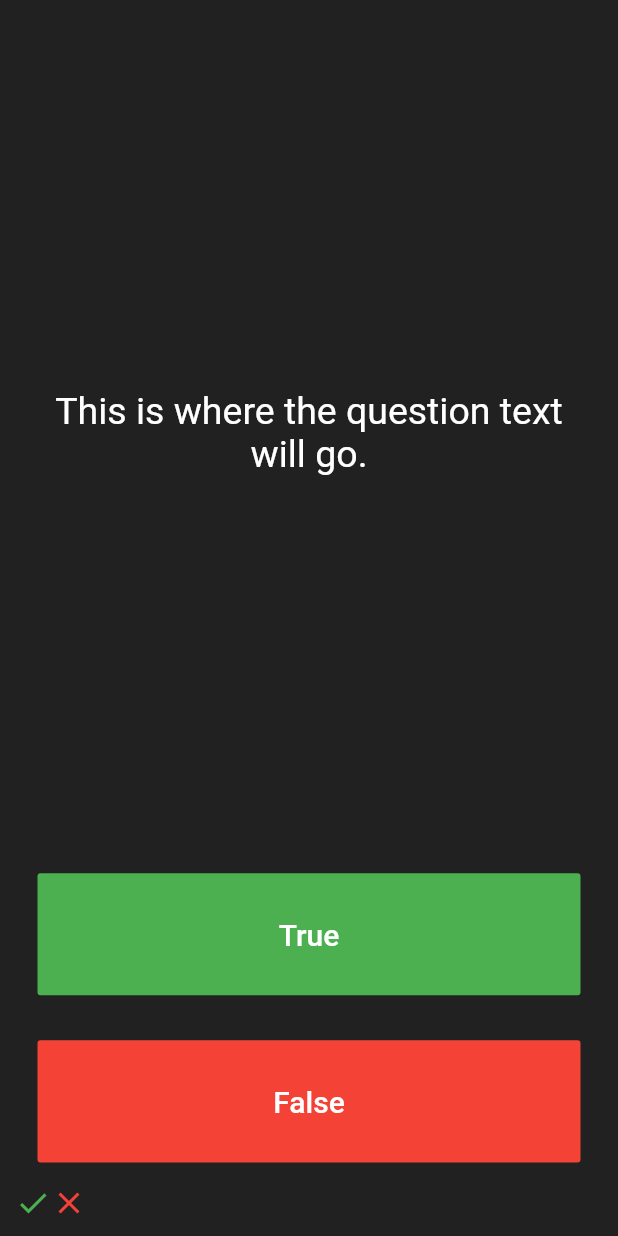
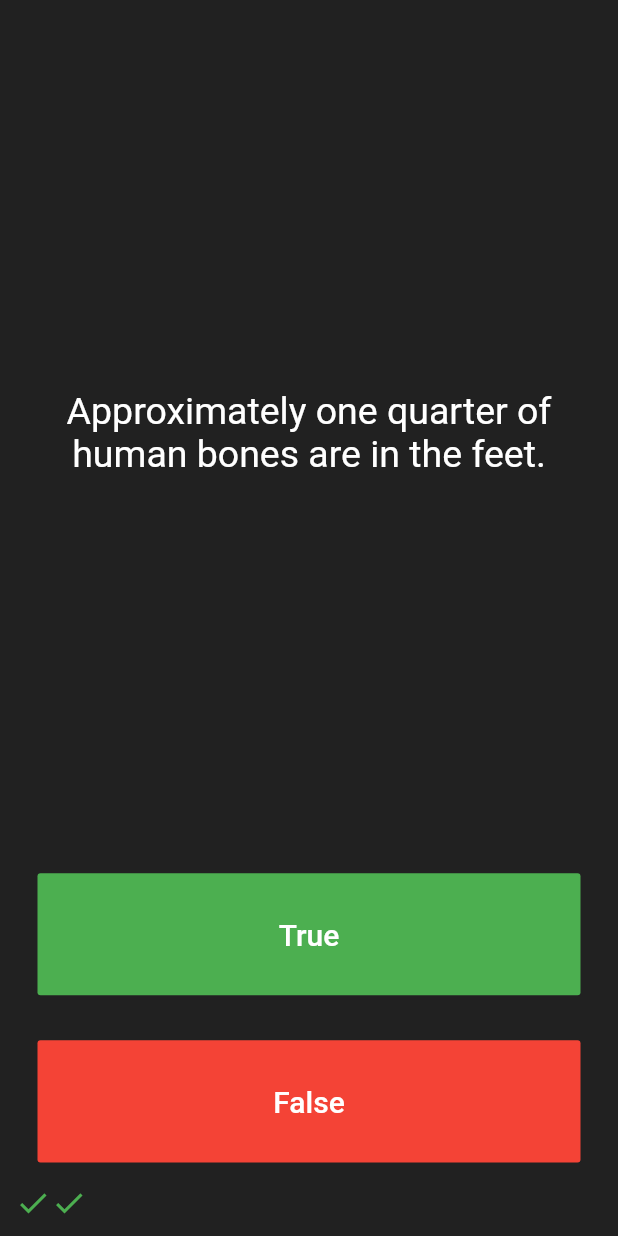
Before and after one commit to Maxondria/quizzler-flutter, a Flutter app: the screen it shows after launch, after a tap on "True", after a tap on "False", on a phone screen of 412 x 824 dp. Run offline on Flutter 3.47's test engine with Material 2 defaults, Android fonts, the phone set to English and light mode, and no system bars; our stand-ins replace rflutter_alert.

Commit message:
separate question business into model and logic and show alert on completion

```diff
--- a/lib/main.dart
+++ b/lib/main.dart
@@ -1,4 +1,6 @@
 import 'package:flutter/material.dart';
+import 'package:quizzler/models/quiz_brain.dart';
+import 'package:rflutter_alert/rflutter_alert.dart';
 
 void main() => runApp(Quizzler());
 
@@ -25,7 +27,53 @@ class QuizPage extends StatefulWidget {
 }
 
 class _QuizPageState extends State<QuizPage> {
+  QuizBrain quizBrain = QuizBrain();
+
   List<Icon> storeKeeper = [];
+
+  void checkAnswer(bool userPickedAnswer) {
+    bool correctAnswer = quizBrain.getQuestionAnswer();
+
+    if (quizBrain.isFinished()) {
+      quizBrain.resetQuiz();
+      setState(() {
+        storeKeeper = [];
+      });
+
+      //show alert
+      Alert(
+        context: context,
+        type: AlertType.info,
+        title: "CONGRATS",
+        desc: "Awesome, You completed the quiz! Let's restart...",
+        buttons: [
+          DialogButton(
+            child: Text(
+              "OKAY",
+              style: TextStyle(color: Colors.white, fontSize: 20),
+            ),
+            onPressed: () => Navigator.pop(context),
+            width: 120,
+          )
+        ],
+      ).show();
+    } else {
+      setState(() {
+        if (userPickedAnswer == correctAnswer)
+          storeKeeper.add(Icon(
+            Icons.check,
+            color: Colors.green,
+          ));
+        else
+          storeKeeper.add(Icon(
+            Icons.close,
+            color: Colors.red,
+          ));
+
+        quizBrain.nextQuestion();
+      });
+    }
+  }
 
   @override
   Widget build(BuildContext context) {
@@ -39,7 +87,7 @@ class _QuizPageState extends State<QuizPage> {
             padding: EdgeInsets.all(10.0),
             child: Center(
               child: Text(
-                'This is where the question text will go.',
+                quizBrain.getQuestionText(),
                 textAlign: TextAlign.center,
                 style: TextStyle(
                   fontSize: 25.0,
@@ -63,14 +111,7 @@ class _QuizPageState extends State<QuizPage> {
                 ),
               ),
               onPressed: () {
-                setState(() {
-                  storeKeeper.add(
-                    Icon(
-                      Icons.check,
-                      color: Colors.green,
-                    ),
-                  );
-                });
+                checkAnswer(true);
               },
             ),
           ),
@@ -88,14 +129,7 @@ class _QuizPageState extends State<QuizPage> {
                 ),
               ),
               onPressed: () {
-                setState(() {
-                  storeKeeper.add(
-                    Icon(
-                      Icons.close,
-                      color: Colors.red,
-                    ),
-                  );
-                });
+                checkAnswer(false);
               },
             ),
           ),
--- /dev/null
+++ b/lib/models/questions.dart
@@ -0,0 +1,9 @@
+class Question {
+  String questionText;
+  bool questionAnswer;
+
+  Question({String qn, bool ans}) {
+    this.questionText = qn;
+    this.questionAnswer = ans;
+  }
+}
--- /dev/null
+++ b/lib/models/quiz_brain.dart
@@ -0,0 +1,58 @@
+import 'package:quizzler/models/questions.dart';
+
+class QuizBrain {
+  int _questionNumber = 0;
+
+  List<Question> _questionBank = [
+    Question(qn: 'Some cats are actually allergic to humans', ans: true),
+    Question(
+        qn: 'You can lead a cow down stairs but not up stairs.', ans: false),
+    Question(
+        qn: 'Approximately one quarter of human bones are in the feet.',
+        ans: true),
+    Question(qn: 'A slug\'s blood is green.', ans: true),
+    Question(
+        qn: 'Buzz Aldrin\'s mother\'s maiden name was \"Moon\".', ans: true),
+    Question(qn: 'It is illegal to pee in the Ocean in Portugal.', ans: true),
+    Question(
+        qn: 'No piece of square dry paper can be folded in half more than 7 times.',
+        ans: false),
+    Question(
+        qn: 'In London, UK, if you happen to die in the House of Parliament, you are technically entitled to a state funeral, because the building is considered too sacred a place.',
+        ans: true),
+    Question(
+        qn: 'The loudest sound produced by any animal is 188 decibels. That animal is the African Elephant.',
+        ans: false),
+    Question(
+        qn: 'The total surface area of two human lungs is approximately 70 square metres.',
+        ans: true),
+    Question(qn: 'Google was originally called \"Backrub\".', ans: true),
+    Question(
+        qn: 'Chocolate affects a dog\'s heart and nervous system; a few ounces are enough to kill a small dog.',
+        ans: true),
+    Question(
+        qn: 'In West Virginia, USA, if you accidentally hit an animal with your car, you are free to take it home to eat.',
+        ans: true),
+  ];
+
+  void nextQuestion() {
+    if (_questionNumber < _questionBank.length - 1) {
+      _questionNumber++;
+    }
+  }
+
+  bool isFinished() => _questionNumber == _questionBank.length - 1;
+
+  int get currentQn => _questionNumber;
+
+  void resetQuiz() {
+    _questionNumber = 0;
+  }
+
+  List<Question> get questions => this._questionBank;
+
+  String getQuestionText() => this._questionBank[_questionNumber].questionText;
+
+  bool getQuestionAnswer() =>
+      this._questionBank[_questionNumber].questionAnswer;
+}
--- a/pubspec.yaml
+++ b/pubspec.yaml
@@ -15,6 +15,8 @@ environment:
 dependencies:
   flutter:
     sdk: flutter
+
+  rflutter_alert: ^1.0.3
 
   # The following adds the Cupertino Icons font to your application.
   # Use with the CupertinoIcons class for iOS style icons.
```
